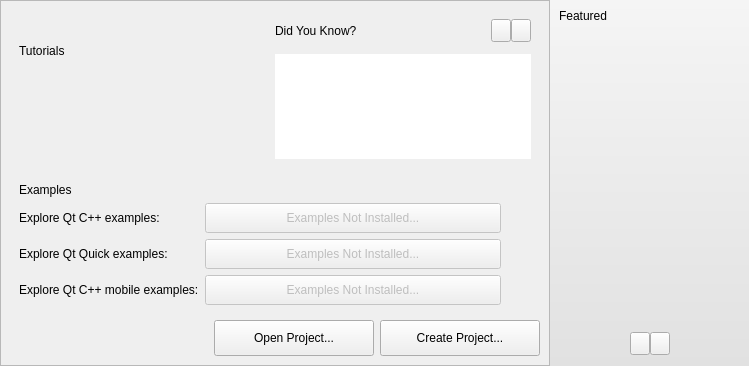
First picture: the form in src/plugins/qt4projectmanager/gettingstartedwelcomepagewidget.ui, repository qt-creator/qt-creator, before the edit.
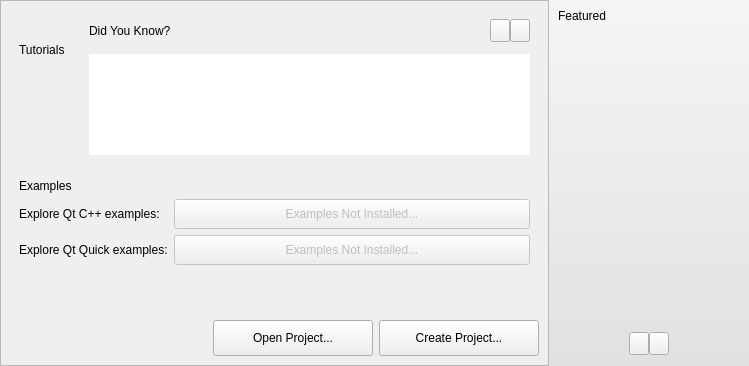
Second picture: the form after the edit. Icons and pictures are not drawn. Custom widgets are drawn as their Qt base class.

Commit message: Add our own description file to show all possible QML examples.

What changed in the file:
```diff
--- a/src/plugins/qt4projectmanager/gettingstartedwelcomepagewidget.ui
+++ b/src/plugins/qt4projectmanager/gettingstartedwelcomepagewidget.ui
@@ -40,15 +40,6 @@
           <verstretch>0</verstretch>
          </sizepolicy>
         </property>
-        <property name="minimumSize">
-         <size>
-          <width>250</width>
-          <height>0</height>
-         </size>
-        </property>
-        <property name="styleSheet">
-         <string/>
-        </property>
         <layout class="QGridLayout" name="gridLayout_6">
          <property name="verticalSpacing">
           <number>12</number>
@@ -76,7 +67,7 @@
         </property>
         <property name="minimumSize">
          <size>
-          <width>250</width>
+          <width>230</width>
           <height>0</height>
          </size>
         </property>
@@ -91,6 +82,19 @@
           <number>9</number>
          </property>
          <item row="0" column="1">
+          <spacer name="horizontalSpacer_5">
+           <property name="orientation">
+            <enum>Qt::Horizontal</enum>
+           </property>
+           <property name="sizeHint" stdset="0">
+            <size>
+             <width>40</width>
+             <height>20</height>
+            </size>
+           </property>
+          </spacer>
+         </item>
+         <item row="0" column="2">
           <layout class="QGridLayout" name="gridLayout_10">
            <property name="spacing">
             <number>0</number>
@@ -170,10 +174,10 @@
            </item>
           </layout>
          </item>
-         <item row="1" column="0" colspan="2">
+         <item row="1" column="0" colspan="3">
           <widget class="QTextBrowser" name="didYouKnowTextBrowser">
            <property name="sizePolicy">
-            <sizepolicy hsizetype="Minimum" vsizetype="Preferred">
+            <sizepolicy hsizetype="Preferred" vsizetype="Preferred">
              <horstretch>0</horstretch>
              <verstretch>0</verstretch>
             </sizepolicy>
@@ -238,26 +242,11 @@
       <item row="1" column="0" colspan="2">
        <widget class="QFrame" name="demosExamplesFrame_2">
         <property name="sizePolicy">
-         <sizepolicy hsizetype="MinimumExpanding" vsizetype="MinimumExpanding">
+         <sizepolicy hsizetype="Preferred" vsizetype="Preferred">
           <horstretch>0</horstretch>
           <verstretch>0</verstretch>
          </sizepolicy>
         </property>
-        <property name="minimumSize">
-         <size>
-          <width>500</width>
-          <height>0</height>
-         </size>
-        </property>
-        <property name="maximumSize">
-         <size>
-          <width>500</width>
-          <height>16777215</height>
-         </size>
-        </property>
-        <property name="styleSheet">
-         <string/>
-        </property>
         <layout class="QGridLayout" name="gridLayout">
          <item row="0" column="0">
           <widget class="Utils::WelcomeModeLabel" name="demoTitleLabel_4">
@@ -324,39 +313,10 @@
            </property>
           </widget>
          </item>
-         <item row="3" column="0">
-          <widget class="QLabel" name="demoTitleLabel_3">
-           <property name="text">
-            <string>Explore Qt C++ mobile examples:</string>
-           </property>
-          </widget>
-         </item>
-         <item row="3" column="1">
-          <widget class="QPushButton" name="mobileExamplesButton">
-           <property name="enabled">
-            <bool>false</bool>
-           </property>
-           <property name="sizePolicy">
-            <sizepolicy hsizetype="MinimumExpanding" vsizetype="Fixed">
-             <horstretch>0</horstretch>
-             <verstretch>0</verstretch>
-            </sizepolicy>
-           </property>
-           <property name="minimumSize">
-            <size>
-             <width>0</width>
-             <height>30</height>
-            </size>
-           </property>
-           <property name="text">
-            <string>Examples Not Installed...</string>
-           </property>
-          </widget>
-         </item>
         </layout>
        </widget>
       </item>
-      <item row="2" column="0" colspan="2">
+      <item row="3" column="0" colspan="2">
        <layout class="QHBoxLayout" name="horizontalLayout_2">
         <property name="spacing">
          <number>6</number>
@@ -408,6 +368,22 @@
         </item>
        </layout>
       </item>
+      <item row="2" column="0">
+       <spacer name="verticalSpacer_8">
+        <property name="orientation">
+         <enum>Qt::Vertical</enum>
+        </property>
+        <property name="sizeType">
+         <enum>QSizePolicy::MinimumExpanding</enum>
+        </property>
+        <property name="sizeHint" stdset="0">
+         <size>
+          <width>20</width>
+          <height>40</height>
+         </size>
+        </property>
+       </spacer>
+      </item>
      </layout>
     </widget>
    </item>
```
Left out of the diff: 76 changed lines with no effect on the pictures. The commit also changes 4 other files.
